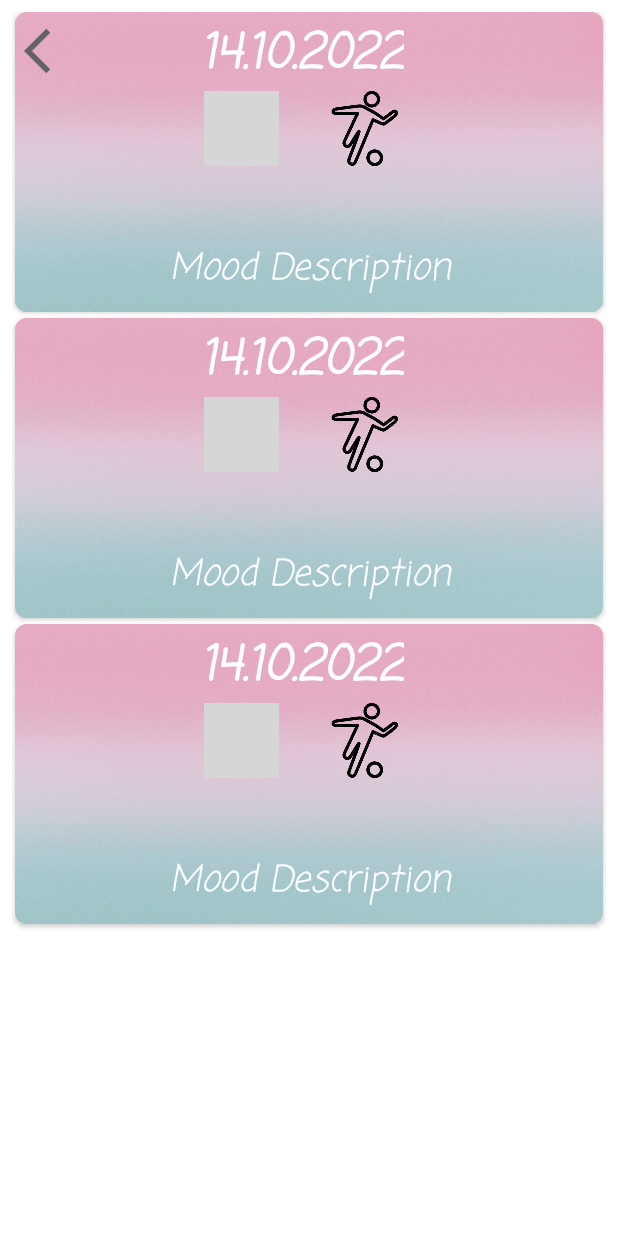
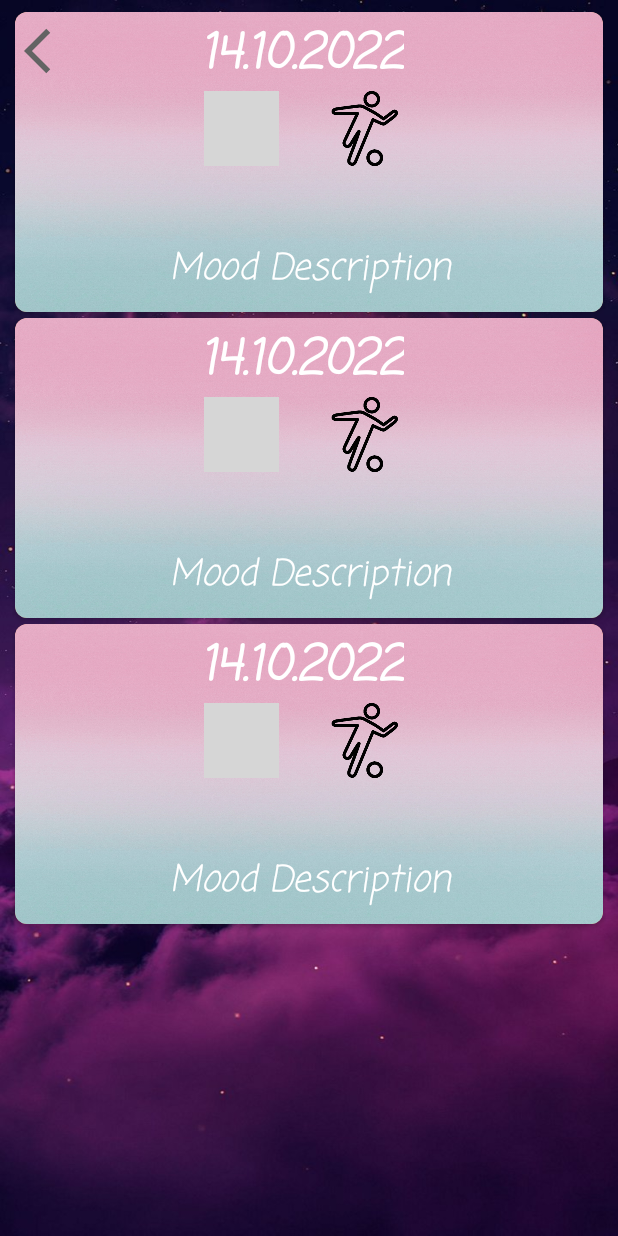
Before and after one commit to lukeyh99/MoodTracker2, an Android app: the layout frag_mood_calendar.xml on its own in the app's theme, with its tools: preview values and no code run, on a phone screen of 412 x 824 dp. Run offline under Robolectric (Android 15) with nearby library versions, the phone set to English and light mode, and no system bars; grey boxes are pictures that could not be loaded.

Commit message:
Update frag_mood_calendar.xml

```diff
--- a/app/src/main/res/layout/frag_mood_calendar.xml
+++ b/app/src/main/res/layout/frag_mood_calendar.xml
@@ -3,7 +3,7 @@
     xmlns:tools="http://schemas.android.com/tools"
     android:layout_width="match_parent"
     android:layout_height="match_parent"
-    android:background="@color/white"
+    android:background="@drawable/wallpaper2"
     tools:context=".ui.fragments.calendarWindow.CalendarFrag"
     xmlns:app="http://schemas.android.com/apk/res-auto">
 
```
